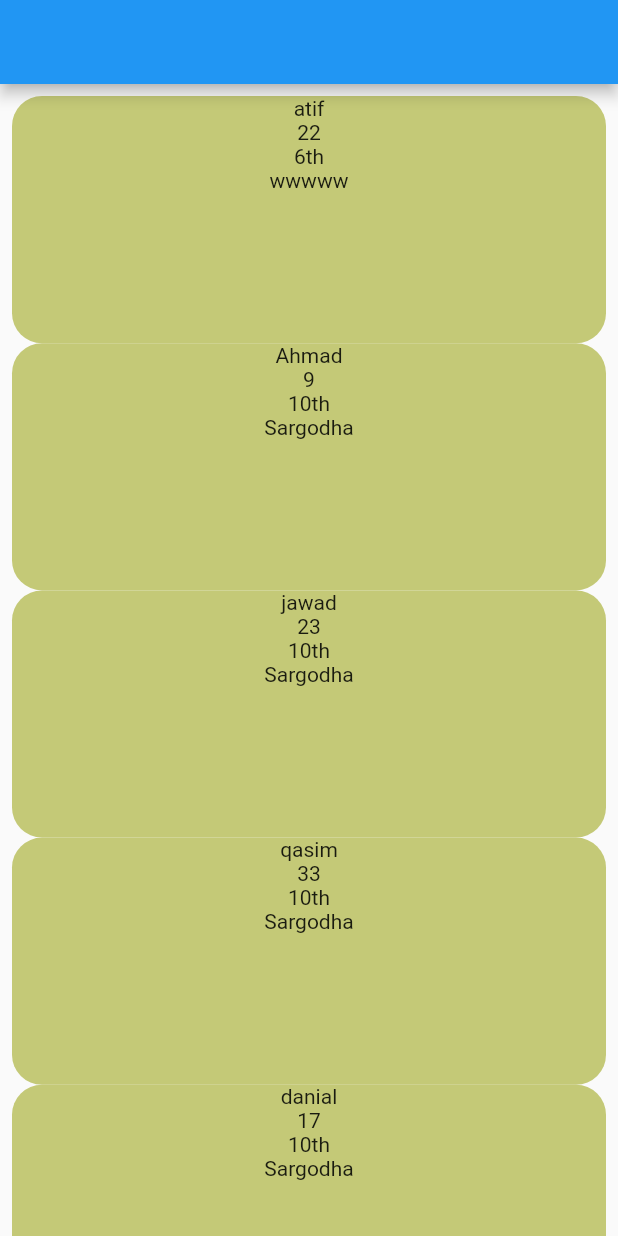
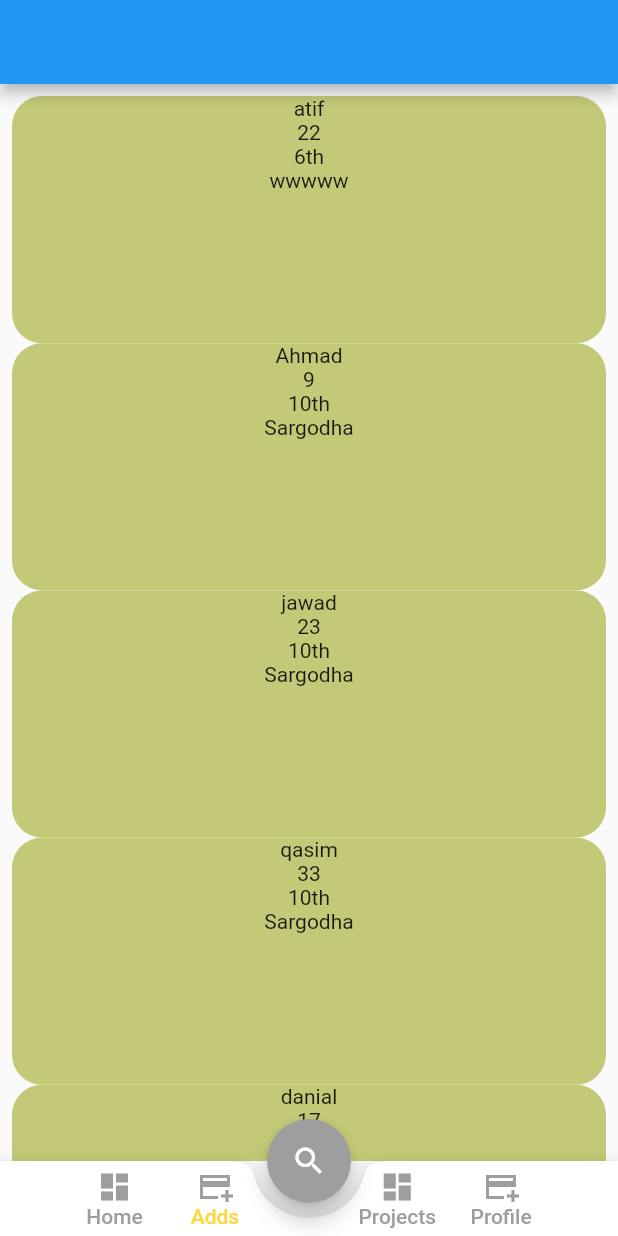
Before and after one commit to MAwais43/GamesApp, a Flutter app: the screen it shows after launch, on a phone screen of 412 x 824 dp. Run offline on Flutter 3.47's test engine with Material 2 defaults, Android fonts, the phone set to English and light mode, and no system bars; our stand-ins replace sizer.

Commit message:
bottom bar added

```diff
--- /dev/null
+++ b/lib/bottombar.dart
@@ -0,0 +1,200 @@
+import 'package:flutter/material.dart';
+import 'package:myapp/GridView.dart';
+import 'package:myapp/MyTabs.dart';
+import 'package:myapp/myClass.dart';
+import 'package:myapp/player.dart';
+import 'package:sizer/sizer.dart';
+
+class bottombar extends StatefulWidget {
+  const bottombar({Key? key}) : super(key: key);
+
+  @override
+  State<bottombar> createState() => _bottombarState();
+}
+
+class _bottombarState extends State<bottombar> {
+  int currenttab = 1;
+  final PageStorageBucket bucket = PageStorageBucket();
+
+
+
+  final List<Widget> screens = [
+    myclass(),
+    gridView(),
+    MainDrawer(),
+    player_name(),
+  ];
+
+  Widget currentScreen = myclass();
+
+  @override
+  Widget build(BuildContext context) {
+    return Scaffold(
+        body: PageStorage(
+          bucket: bucket,
+          child: currentScreen,
+        ),
+        floatingActionButton: FloatingActionButton(
+          onPressed: (){},
+          child: Icon(
+              Icons.search
+          ),
+          backgroundColor: Colors.grey,
+
+        ),
+        // IconButton(
+        //   onPressed: (){},
+        //   icon: Icon(Icons.search),
+        // ),
+        // destination screen
+        floatingActionButtonLocation: FloatingActionButtonLocation.centerDocked,
+        bottomNavigationBar: BottomAppBar(
+          shape: CircularNotchedRectangle(),
+          notchMargin: 10,
+          child: Container(
+            height: 50,
+            child: Row(
+              mainAxisAlignment: MainAxisAlignment.spaceEvenly,
+              children: <Widget>[
+                Row(
+                  crossAxisAlignment: CrossAxisAlignment.start,
+                  children: [
+                    MaterialButton(
+                      minWidth: 40,
+                      onPressed: () {
+                        setState(() {
+                          currentScreen = myclass();
+                          currenttab = 0;
+                        });
+                      },
+                      child: Column(
+                        mainAxisAlignment: MainAxisAlignment.center,
+                        children: [
+                          Icon(
+                            Icons.dashboard,
+                            color:
+                            currenttab == 0 ? Colors.amberAccent : Colors.grey,
+                          ),
+                          Text(
+                            'Home',
+                            style: TextStyle(
+                              color:
+                              currenttab == 0 ? Colors.amber : Colors.grey,
+                            ),
+                          )
+                        ],
+                      ),
+                    ),
+                    MaterialButton(
+                      minWidth: 40,
+                      onPressed: () {
+                        setState(() {
+                          currentScreen = gridView();
+                          currenttab = 1;
+                        });
+                      },
+                      child: Column(
+                        mainAxisAlignment: MainAxisAlignment.center,
+                        children: [
+                          Icon(
+                            Icons.add_card_sharp,
+                            color:
+                            currenttab == 1 ? Colors.grey : Colors.grey,
+                          ),
+                          Text(
+                            'Adds',
+                            style: TextStyle(
+                              color:
+                              currenttab == 1 ? Colors.amberAccent: Colors.grey,
+                            ),
+                          )
+                        ],
+                      ),
+                    ),
+                  ],
+                ),
+                // Container(
+                //   height: 13.h,
+                //   width: 12.w,
+                //   margin: EdgeInsets.only(bottom: 5.sp),
+                //   child: FloatingActionButton(
+                //     onPressed: () {
+                //
+                //     },
+                //     child: Icon(
+                //       Icons.search,
+                //     ),
+                //     backgroundColor: kprimarycolor,
+                //   ),
+                // ),
+                // SizedBox(
+                //   width: 20.sp,
+                // ),
+                Row(
+                  crossAxisAlignment: CrossAxisAlignment.start,
+                  children: [
+                    MaterialButton(
+                      padding: EdgeInsets.only(left: 16.sp),
+                      minWidth: 40,
+                      onPressed: () {
+                        setState(() {
+                          currentScreen = player_name();
+                          currenttab = 2;
+                        });
+                      },
+                      child: Column(
+                        mainAxisAlignment: MainAxisAlignment.center,
+                        children: [
+                          Icon(
+                            Icons.dashboard,
+                            color:
+                            currenttab == 2 ? Colors.amber : Colors.grey,
+                          ),
+                          Text(
+                            'Projects',
+                            style: TextStyle(
+                              color:
+                              currenttab == 2 ? Colors.amber: Colors.grey,
+                            ),
+                          )
+                        ],
+                      ),
+                    ),
+                    SizedBox(
+                      width: 5.sp,
+                    ),
+                    MaterialButton(
+                      minWidth: 40,
+                      onPressed: () {
+                        setState(() {
+                          currentScreen = MainDrawer();
+                          currenttab = 3;
+                        });
+                      },
+                      child: Column(
+                        mainAxisAlignment: MainAxisAlignment.center,
+                        children: [
+                          Icon(
+                            Icons.add_card_sharp,
+                            color:
+                            currenttab == 3 ? Colors.amber : Colors.grey,
+                          ),
+                          Text(
+                            'Profile',
+                            style: TextStyle(
+                              color:
+                              currenttab == 3 ? Colors.amber : Colors.grey,
+                            ),
+                          )
+                        ],
+                      ),
+                    )
+                  ],
+                ),
+              ],
+            ),
+          ),
+        )
+    );
+  }
+}
--- a/lib/main.dart
+++ b/lib/main.dart
@@ -1,4 +1,5 @@
 import 'package:flutter/material.dart';
+import 'package:myapp/bottombar.dart';
 import 'package:myapp/myClass.dart';
 import 'package:sizer/sizer.dart';
 import 'GridView.dart';
@@ -32,7 +33,7 @@ class MyApp extends StatelessWidget {
           // is not restarted.
           primarySwatch: Colors.blue,
         ),
-        home: myclass(),
+        home: bottombar(),
       );
     });
   }
--- a/pubspec.yaml
+++ b/pubspec.yaml
@@ -35,6 +35,7 @@ dependencies:
   # Use with the CupertinoIcons class for iOS style icons.
   cupertino_icons: ^1.0.2
   sizer: ^2.0.15
+  animated_bottom_navigation_bar: ^1.1.0
 
 dev_dependencies:
   flutter_test:
```
Also changed, not shown: pubspec.lock.
